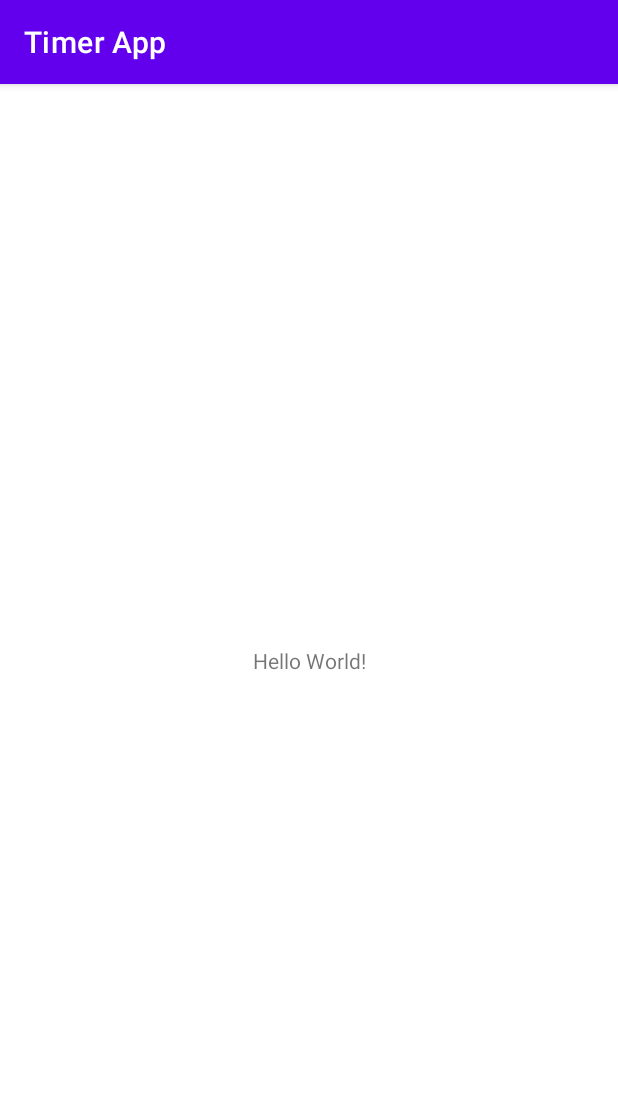
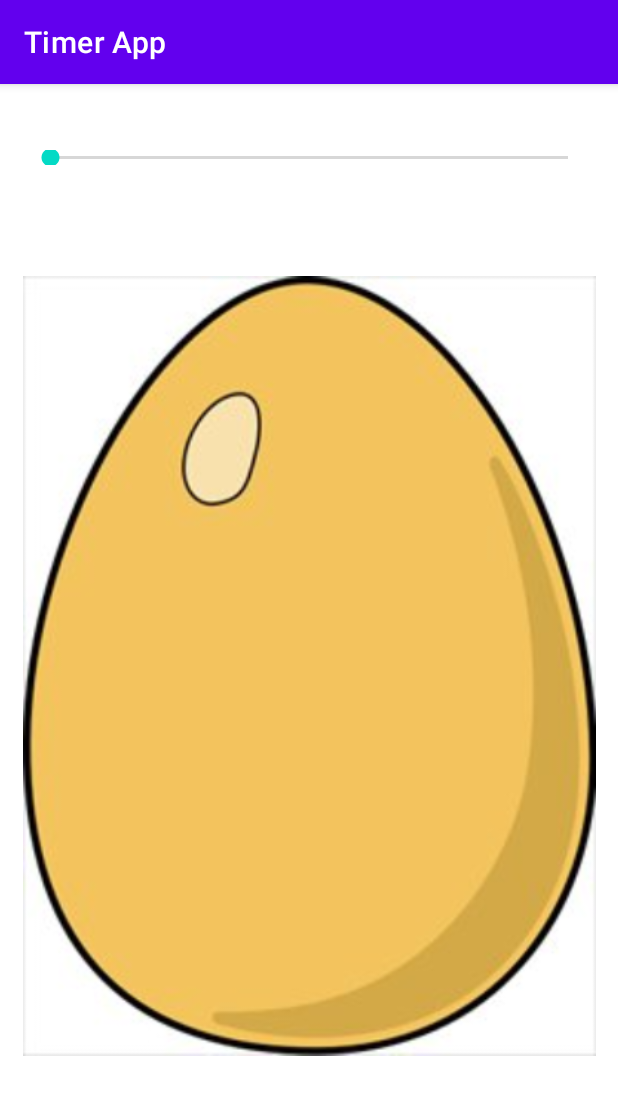
Before and after one commit to satyamgupta0202/Stopwatch, an Android app: the MainActivity screen opened directly, with no data from a screen before it, on a phone screen of 412 x 824 dp. Shown: the top 1095 px of the screen. Run offline under Robolectric (Android 15) with nearby library versions, the phone set to English and light mode, and no system bars.

Commit message:
Basic Layout Set

```diff
--- a/app/src/main/res/layout/activity_main.xml
+++ b/app/src/main/res/layout/activity_main.xml
@@ -6,13 +6,32 @@
     android:layout_height="match_parent"
     tools:context=".MainActivity">
 
-    <TextView
-        android:layout_width="wrap_content"
-        android:layout_height="wrap_content"
-        android:text="Hello World!"
-        app:layout_constraintBottom_toBottomOf="parent"
-        app:layout_constraintLeft_toLeftOf="parent"
-        app:layout_constraintRight_toRightOf="parent"
+    <ImageView
+        android:id="@+id/imageView"
+        android:layout_width="382dp"
+        android:layout_height="625dp"
+        android:layout_marginStart="20dp"
+        android:layout_marginLeft="20dp"
+        android:layout_marginTop="75dp"
+        android:layout_marginEnd="20dp"
+        android:layout_marginRight="20dp"
+        app:layout_constraintEnd_toEndOf="parent"
+        app:layout_constraintStart_toStartOf="parent"
+        app:layout_constraintTop_toTopOf="parent"
+        app:srcCompat="@drawable/egg" />
+
+    <SeekBar
+        android:id="@+id/seekBar"
+        android:layout_width="377dp"
+        android:layout_height="10dp"
+        android:layout_marginStart="10dp"
+        android:layout_marginLeft="10dp"
+        android:layout_marginTop="45dp"
+        android:layout_marginEnd="10dp"
+        android:layout_marginRight="10dp"
+        android:layout_marginBottom="23dp"
+        app:layout_constraintBottom_toTopOf="@+id/imageView"
+        app:layout_constraintEnd_toEndOf="parent"
+        app:layout_constraintStart_toStartOf="parent"
         app:layout_constraintTop_toTopOf="parent" />
-
 </androidx.constraintlayout.widget.ConstraintLayout>
```
Also changed, not shown: app/src/main/res/drawable/egg.jpg (renamed from app/src/main/res/raw/egg.jpg), app/src/main/res/drawable/raw/egg.jpg (added), 1 other file.
